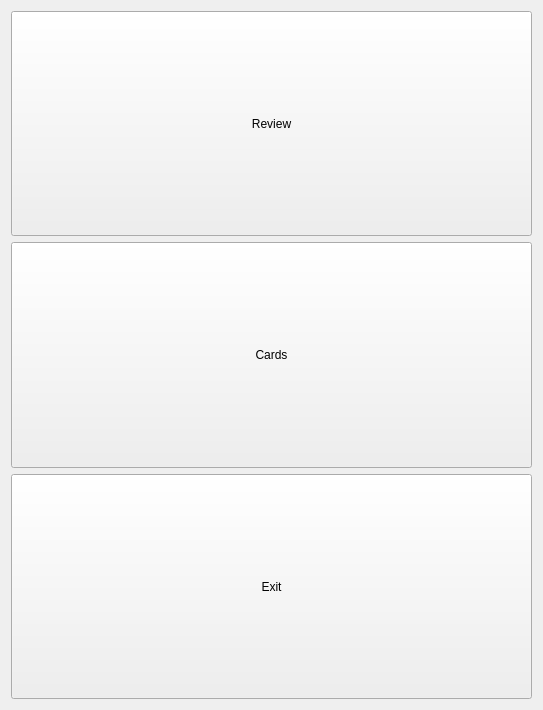
Above: mainwindow.ui from t123yh/Memorized before the change. Below: the same form after it.
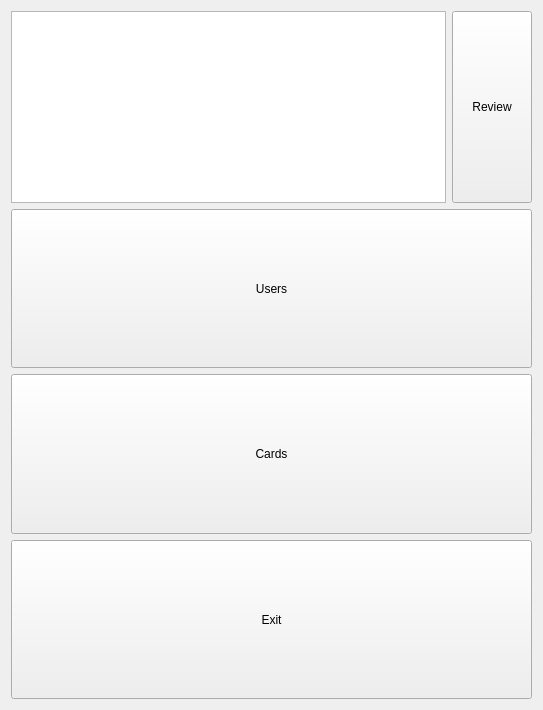
That is the form after the change.

Commit message: Finish multi user.

The edit to the form file:
```diff
--- a/mainwindow.ui
+++ b/mainwindow.ui
@@ -23,12 +23,12 @@
   </property>
   <widget class="QWidget" name="centralWidget">
    <layout class="QGridLayout" name="gridLayout_2">
-    <item row="0" column="0">
+    <item row="0" column="1">
      <layout class="QGridLayout" name="gridLayout">
       <property name="sizeConstraint">
        <enum>QLayout::SetMaximumSize</enum>
       </property>
-      <item row="1" column="0">
+      <item row="5" column="0">
        <widget class="QPushButton" name="btn_Cards">
         <property name="sizePolicy">
          <sizepolicy hsizetype="Minimum" vsizetype="Expanding">
@@ -50,7 +50,7 @@
         </property>
        </widget>
       </item>
-      <item row="2" column="0">
+      <item row="6" column="0">
        <widget class="QPushButton" name="btn_Exit">
         <property name="sizePolicy">
          <sizepolicy hsizetype="Minimum" vsizetype="Expanding">
@@ -66,8 +66,8 @@
         </property>
        </widget>
       </item>
-      <item row="0" column="0">
-       <widget class="QPushButton" name="btn_Review">
+      <item row="4" column="0">
+       <widget class="QPushButton" name="btn_Users">
         <property name="sizePolicy">
          <sizepolicy hsizetype="Minimum" vsizetype="Expanding">
           <horstretch>0</horstretch>
@@ -75,13 +75,30 @@
          </sizepolicy>
         </property>
         <property name="text">
-         <string>Review</string>
-        </property>
-        <property name="flat">
-         <bool>false</bool>
+         <string>Users</string>
         </property>
        </widget>
       </item>
+      <item row="2" column="0">
+       <layout class="QHBoxLayout" name="horizontalLayout">
+        <item>
+         <widget class="QListWidget" name="lw_Users"/>
+        </item>
+        <item>
+         <widget class="QPushButton" name="btn_Review">
+          <property name="sizePolicy">
+           <sizepolicy hsizetype="Minimum" vsizetype="Expanding">
+            <horstretch>0</horstretch>
+            <verstretch>0</verstretch>
+           </sizepolicy>
+          </property>
+          <property name="text">
+           <string>Review</string>
+          </property>
+         </widget>
+        </item>
+       </layout>
+      </item>
      </layout>
     </item>
    </layout>
```
The commit also changes 13 other files.
